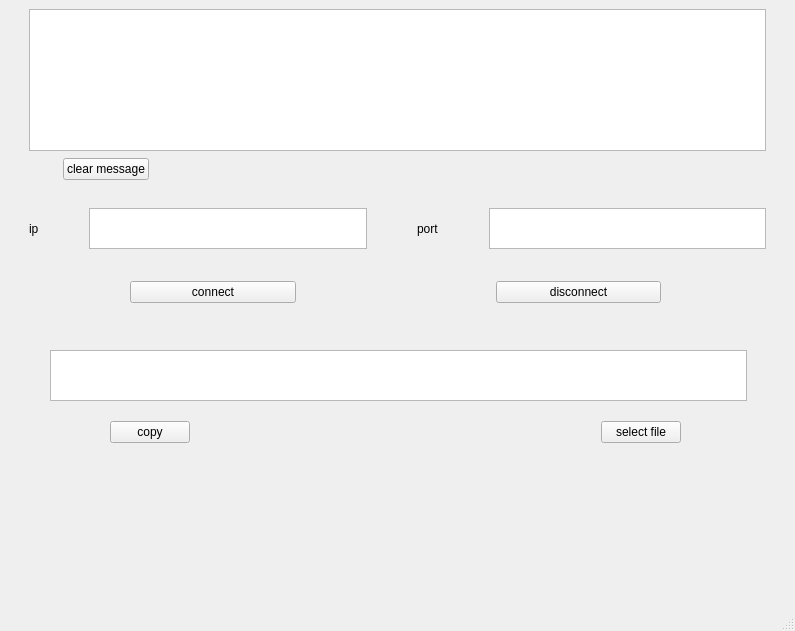
Old version of the form qt-file-transfer/client/client.ui in the repository shadow-wd/Qt-file-transfer.
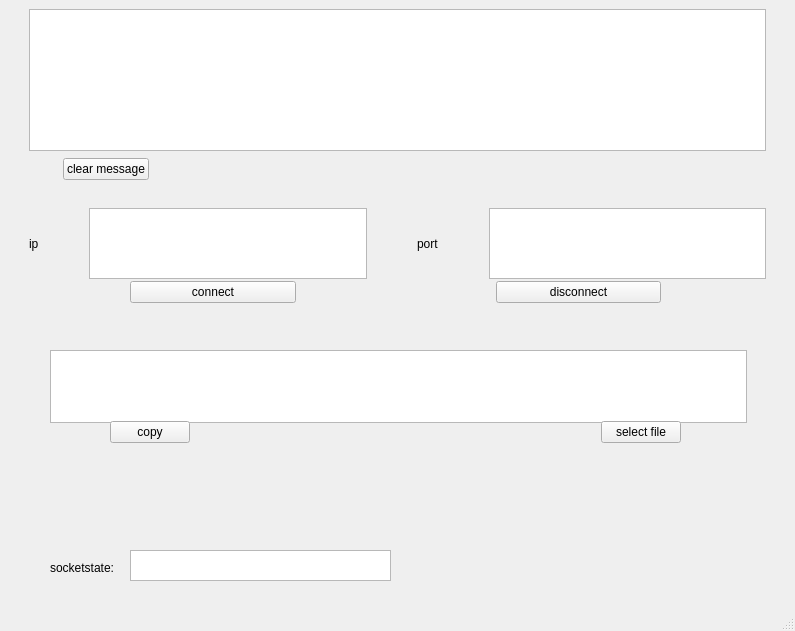
New version of the form.

Commit message: add connect state

Diff of the .ui file:
```diff
--- a/qt-file-transfer/client/client.ui
+++ b/qt-file-transfer/client/client.ui
@@ -20,7 +20,7 @@
    <string>Qtclient</string>
   </property>
   <widget class="QWidget" name="centralwidget">
-   <widget class="QWidget" name="">
+   <widget class="QWidget" name="layoutWidget">
     <property name="geometry">
      <rect>
       <x>9</x>
@@ -67,7 +67,7 @@
      </item>
     </layout>
    </widget>
-   <widget class="QWidget" name="">
+   <widget class="QWidget" name="layoutWidget">
     <property name="geometry">
      <rect>
       <x>9</x>
@@ -115,13 +115,13 @@
      </item>
     </layout>
    </widget>
-   <widget class="QWidget" name="">
+   <widget class="QWidget" name="layoutWidget">
     <property name="geometry">
      <rect>
       <x>9</x>
       <y>188</y>
       <width>777</width>
-      <height>81</height>
+      <height>111</height>
      </rect>
     </property>
     <layout class="QHBoxLayout" name="horizontalLayout_2">
@@ -166,7 +166,7 @@
      </item>
     </layout>
    </widget>
-   <widget class="QWidget" name="">
+   <widget class="QWidget" name="layoutWidget">
     <property name="geometry">
      <rect>
       <x>10</x>
@@ -201,13 +201,13 @@
      </item>
     </layout>
    </widget>
-   <widget class="QWidget" name="">
+   <widget class="QWidget" name="layoutWidget">
     <property name="geometry">
      <rect>
       <x>10</x>
       <y>350</y>
       <width>777</width>
-      <height>51</height>
+      <height>73</height>
      </rect>
     </property>
     <layout class="QHBoxLayout" name="horizontalLayout_3">
@@ -252,7 +252,7 @@
      </item>
     </layout>
    </widget>
-   <widget class="QWidget" name="">
+   <widget class="QWidget" name="layoutWidget">
     <property name="geometry">
      <rect>
       <x>10</x>
@@ -297,6 +297,29 @@
      </item>
     </layout>
    </widget>
+   <widget class="QTextBrowser" name="socketstate">
+    <property name="geometry">
+     <rect>
+      <x>130</x>
+      <y>550</y>
+      <width>261</width>
+      <height>31</height>
+     </rect>
+    </property>
+   </widget>
+   <widget class="QLabel" name="label_3">
+    <property name="geometry">
+     <rect>
+      <x>50</x>
+      <y>560</y>
+      <width>81</width>
+      <height>16</height>
+     </rect>
+    </property>
+    <property name="text">
+     <string>socketstate:</string>
+    </property>
+   </widget>
   </widget>
   <widget class="QMenuBar" name="menubar">
    <property name="geometry">
```
The commit also changes 2 other files.
